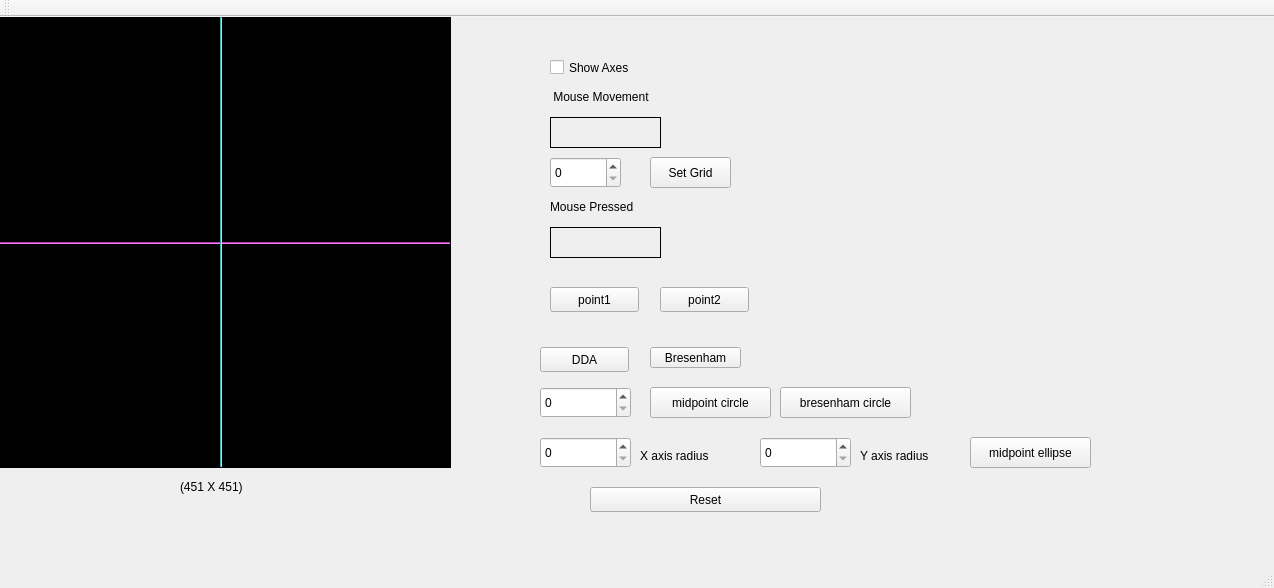
The window that BCSE3_Graphics_Assignment/mainwindow.ui (debargham14/BCSE_Graphics_Assignment) describes before a commit, drawn with Qt 5.
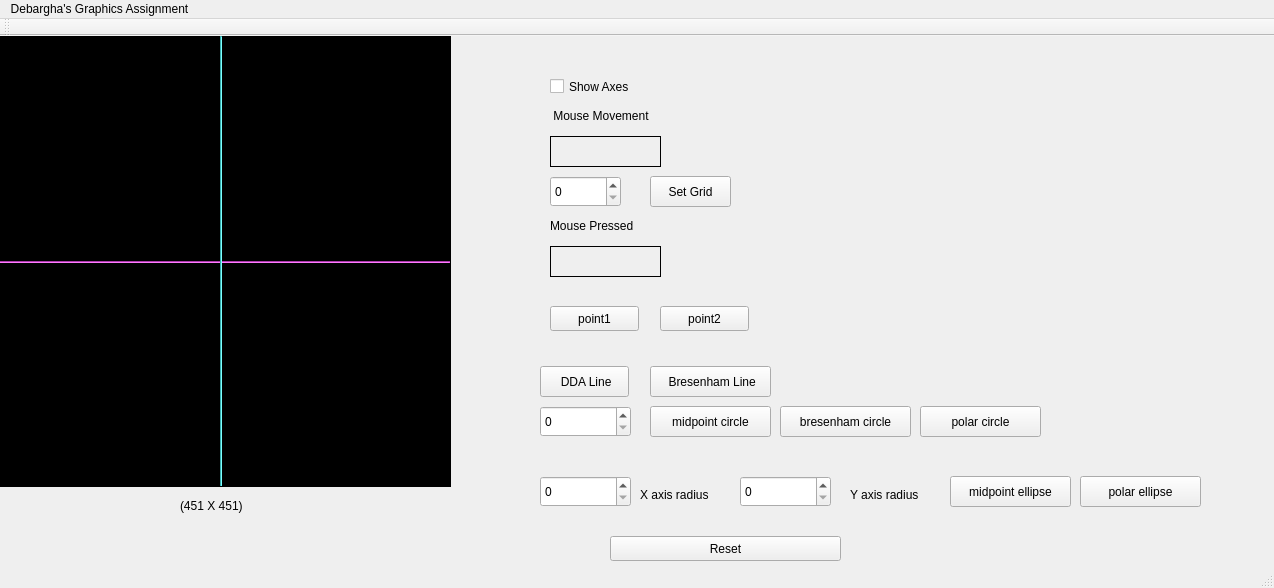
The same window after the commit. Custom widgets are drawn as their Qt base class.

Commit message: Ellipse and Circle polar algorithm implmented with animation

What changed in the file:
```diff
--- a/BCSE3_Graphics_Assignment/mainwindow.ui
+++ b/BCSE3_Graphics_Assignment/mainwindow.ui
@@ -179,8 +179,8 @@
    <widget class="QPushButton" name="resetButton">
     <property name="geometry">
      <rect>
-      <x>590</x>
-      <y>470</y>
+      <x>610</x>
+      <y>500</y>
       <width>231</width>
       <height>25</height>
      </rect>
@@ -221,11 +221,11 @@
       <x>540</x>
       <y>330</y>
       <width>89</width>
-      <height>25</height>
+      <height>31</height>
      </rect>
     </property>
     <property name="text">
-     <string>DDA</string>
+     <string> DDA Line</string>
     </property>
    </widget>
    <widget class="QPushButton" name="bresenhamLine">
@@ -233,12 +233,12 @@
      <rect>
       <x>650</x>
       <y>330</y>
-      <width>91</width>
-      <height>21</height>
+      <width>121</width>
+      <height>31</height>
      </rect>
     </property>
     <property name="text">
-     <string>Bresenham</string>
+     <string> Bresenham Line</string>
     </property>
    </widget>
    <widget class="QSpinBox" name="radiusSpinBox">
@@ -281,7 +281,7 @@
     <property name="geometry">
      <rect>
       <x>540</x>
-      <y>420</y>
+      <y>440</y>
       <width>91</width>
       <height>31</height>
      </rect>
@@ -290,8 +290,8 @@
    <widget class="QSpinBox" name="yaxisRadius">
     <property name="geometry">
      <rect>
-      <x>760</x>
-      <y>420</y>
+      <x>740</x>
+      <y>440</y>
       <width>91</width>
       <height>31</height>
      </rect>
@@ -301,7 +301,7 @@
     <property name="geometry">
      <rect>
       <x>640</x>
-      <y>430</y>
+      <y>450</y>
       <width>91</width>
       <height>17</height>
      </rect>
@@ -313,8 +313,8 @@
    <widget class="QLabel" name="label_2">
     <property name="geometry">
      <rect>
-      <x>860</x>
-      <y>430</y>
+      <x>850</x>
+      <y>450</y>
       <width>91</width>
       <height>17</height>
      </rect>
@@ -326,8 +326,8 @@
    <widget class="QPushButton" name="midpointEllipse">
     <property name="geometry">
      <rect>
-      <x>970</x>
-      <y>420</y>
+      <x>950</x>
+      <y>440</y>
       <width>121</width>
       <height>31</height>
      </rect>
@@ -336,6 +336,32 @@
      <string>midpoint ellipse</string>
     </property>
    </widget>
+   <widget class="QPushButton" name="polarCircle">
+    <property name="geometry">
+     <rect>
+      <x>920</x>
+      <y>370</y>
+      <width>121</width>
+      <height>31</height>
+     </rect>
+    </property>
+    <property name="text">
+     <string>polar circle</string>
+    </property>
+   </widget>
+   <widget class="QPushButton" name="polarEllipse">
+    <property name="geometry">
+     <rect>
+      <x>1080</x>
+      <y>440</y>
+      <width>121</width>
+      <height>31</height>
+     </rect>
+    </property>
+    <property name="text">
+     <string>polar ellipse</string>
+    </property>
+   </widget>
   </widget>
   <widget class="QMenuBar" name="menuBar">
    <property name="geometry">
@@ -346,6 +372,12 @@
      <height>22</height>
     </rect>
    </property>
+   <widget class="QMenu" name="menuDebargha_s_Graphics_Assignment">
+    <property name="title">
+     <string>Debargha's Graphics Assignment</string>
+    </property>
+   </widget>
+   <addaction name="menuDebargha_s_Graphics_Assignment"/>
   </widget>
   <widget class="QToolBar" name="mainToolBar">
    <attribute name="toolBarArea">
```
The commit also changes 3 other files.
